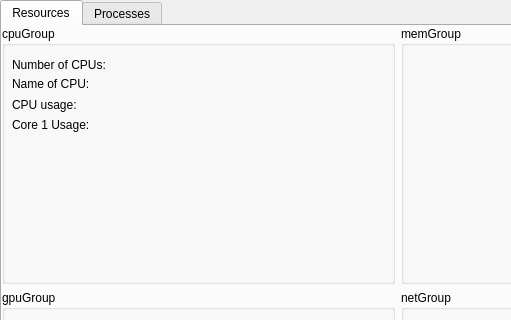
First picture: the form in resourceViewer/src/app/resourceviewer.ui, repository Luck-Chance/resourceViewer, before the edit; both pictures show x 0 to 511 and y 0 to 320 of the 800 by 600 pixel window.
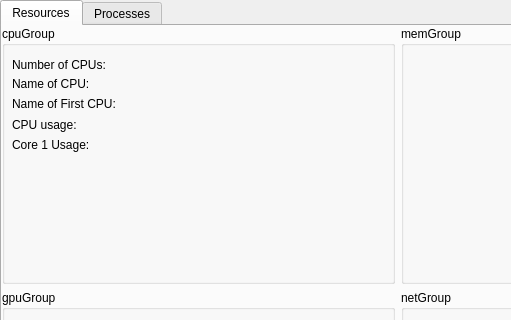
Second picture: the form after the edit.

What changed in the file:
```diff
--- a/resourceViewer/src/app/resourceviewer.ui
+++ b/resourceViewer/src/app/resourceviewer.ui
@@ -82,7 +82,7 @@
           <property name="geometry">
            <rect>
             <x>10</x>
-            <y>70</y>
+            <y>90</y>
             <width>181</width>
             <height>17</height>
            </rect>
@@ -95,7 +95,7 @@
           <property name="geometry">
            <rect>
             <x>10</x>
-            <y>90</y>
+            <y>110</y>
             <width>181</width>
             <height>17</height>
            </rect>
@@ -104,6 +104,19 @@
            <string>Core 1 Usage:</string>
           </property>
          </widget>
+         <widget class="QLabel" name="cpuTestCoreName">
+          <property name="geometry">
+           <rect>
+            <x>10</x>
+            <y>70</y>
+            <width>351</width>
+            <height>16</height>
+           </rect>
+          </property>
+          <property name="text">
+           <string>Name of First CPU:</string>
+          </property>
+         </widget>
         </widget>
        </item>
        <item row="1" column="1">
```
